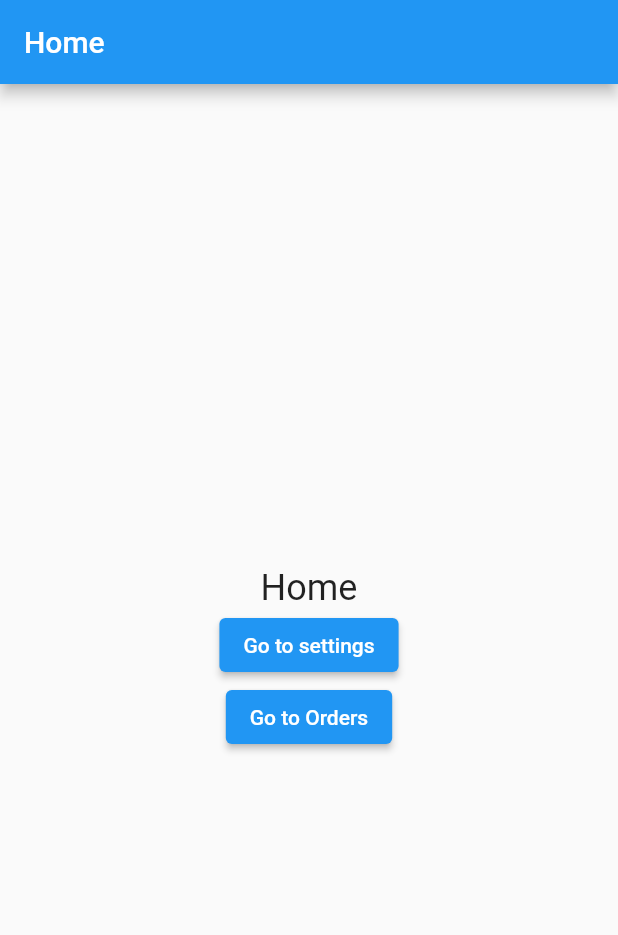
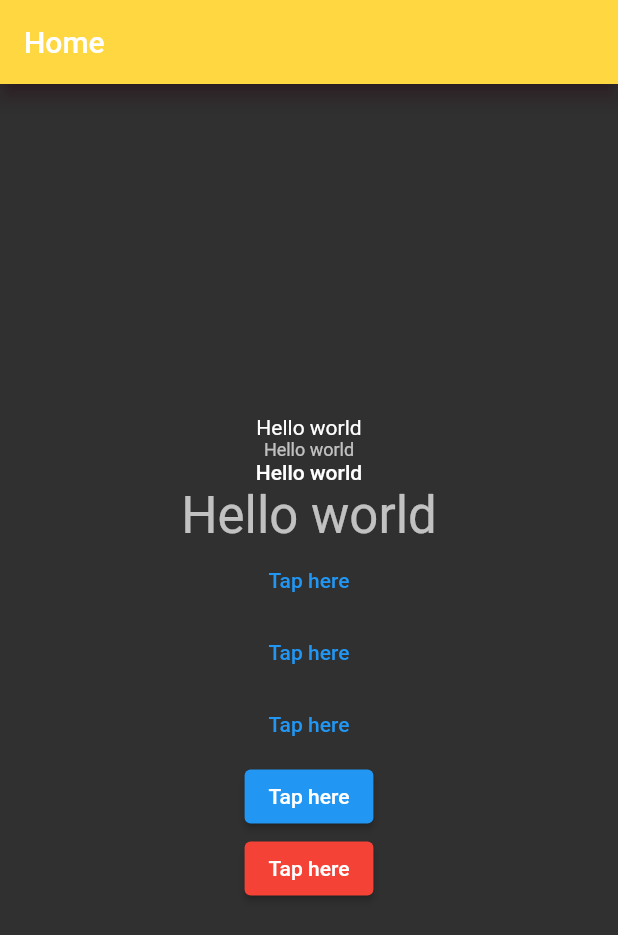
Before and after one commit to sayeedsaadman/first_step, a Flutter app: the screen it shows after launch, on a phone screen of 412 x 824 dp. Shown: the top 935 px of the screen. Run offline on Flutter 3.47's test engine with Material 2 defaults, Android fonts, the phone set to English and light mode, and no system bars.

```diff
--- a/lib/main.dart
+++ b/lib/main.dart
@@ -1,10 +1,7 @@
 import 'package:flutter/material.dart';
 
-/// Navigation - one page -> another page
-/// Navigator 1(Simple and Lengthy), 2 (complex)
-/// Routers Package -> Getx, GoRouter, Auto Route
-
-/// TODO : Stack, Queue, Navigator, Navigation
+/// TODO : Add text field theme
+/// TODO : Dark mode er jonno theme data add korben
 
 void main() {
   runApp(MyApp());
@@ -17,11 +14,63 @@ class MyApp extends StatelessWidget {
   Widget build(BuildContext context) {
     return MaterialApp(
       home: HomeScreen(),
+      theme: ThemeData(
+          elevatedButtonTheme: ElevatedButtonThemeData(
+            style: ElevatedButton.styleFrom(
+                foregroundColor: Colors.white,
+                backgroundColor: Colors.green,
+                padding: EdgeInsets.symmetric(horizontal: 16, vertical: 16),
+                shape: RoundedRectangleBorder(
+                    borderRadius: BorderRadius.circular(8)
+                ),
+                elevation: 5,
+                textStyle: TextStyle(
+                    fontSize: 16,
+                    fontWeight: FontWeight.bold,
+                    letterSpacing: 0.6,
+                    wordSpacing: 0.5
+                )
+            ),
+          ),
+          textButtonTheme: TextButtonThemeData(
+              style: TextButton.styleFrom(
+                  textStyle: TextStyle(
+                      fontSize: 20,
+                      fontWeight: FontWeight.w600
+                  ),
+                  foregroundColor: Colors.deepOrange
+              )
+          ),
+          appBarTheme: AppBarTheme(
+              backgroundColor: Colors.pink,
+              elevation: 5,
+              shadowColor: Colors.green
+          ),
+          textTheme: TextTheme(
+            bodyMedium: TextStyle(
+                fontSize: 18
+            ),
+            bodySmall: TextStyle(
+                fontSize: 10
+            ),
+            bodyLarge: TextStyle(
+                fontSize: 22
+            ),
+          )
+      ),
+      darkTheme: ThemeData(
+        brightness: Brightness.dark,
+        appBarTheme: AppBarTheme(
+            backgroundColor: Colors.amberAccent,
+            elevation: 5,
+            shadowColor: Color(0xFF510622)
+        ),
+      ),
+      themeMode: ThemeMode.dark,
     );
   }
 }
 
-/// Route
 class HomeScreen extends StatelessWidget {
   const HomeScreen({super.key});
 
@@ -35,39 +84,19 @@ class HomeScreen extends StatelessWidget {
         child: Column(
           mainAxisAlignment: MainAxisAlignment.center,
           children: [
-            Text(
-              'Home',
-              style: TextStyle(fontSize: 24),
-            ),
+            Text('Hello world',),
+            Text('Hello world', style: Theme.of(context).textTheme.bodySmall,),
+            Text('Hello world', style: Theme.of(context).textTheme.bodyLarge,),
+            Text('Hello world', style: Theme.of(context).textTheme.headlineMedium,),
+            TextButton(onPressed: () {}, child: Text('Tap here'),),
+            TextButton(onPressed: () {}, child: Text('Tap here'),),
+            TextButton(onPressed: () {}, child: Text('Tap here'),),
             ElevatedButton(
-              onPressed: () {
-                /// Navigation - Route home -> Route settings
-                /// Navigator
-                /// Navigator.typeOfNavigation(currentLocation, Destination);
-                /// Navigation - Push, Pop(Back), replace, replaceAll, removeUntil
-                Navigator.push(
-                  context,
-                  MaterialPageRoute(
-                    builder: (context) => SettingsScreen(),
-                  ),
-                );
-              },
-              child: Text('Go to settings'),
-            ),
+              onPressed: () {}, child: Text('Tap here'),),
             ElevatedButton(
-              onPressed: () {
-                /// Navigation - Route home -> Route settings
-                /// Navigator
-                /// Navigator.typeOfNavigation(currentLocation, Destination);
-                /// Navigation - Push, Pop(Back), replace, replaceAll, removeUntil
-                Navigator.push(
-                  context,
-                  MaterialPageRoute(
-                    builder: (context) => OrdersScreen(),
-                  ),
-                );
-              },
-              child: Text('Go to Orders'),
+              style: ElevatedButton.styleFrom(backgroundColor: Colors.red),
+              onPressed: () {},
+              child: Text('Tap here'),
             ),
           ],
         ),
@@ -75,79 +104,3 @@ class HomeScreen extends StatelessWidget {
     );
   }
 }
-
-/// Route
-class SettingsScreen extends StatelessWidget {
-  const SettingsScreen({super.key});
-
-  @override
-  Widget build(BuildContext context) {
-    return Scaffold(
-      appBar: AppBar(
-        title: Text('Settings'),
-      ),
-      body: Center(
-        child: Column(
-          mainAxisAlignment: MainAxisAlignment.center,
-          children: [
-            Text(
-              'Settings',
-              style: TextStyle(fontSize: 24),
-            ),
-            ElevatedButton(
-              onPressed: () {
-                Navigator.pushAndRemoveUntil(context,
-                  MaterialPageRoute(builder: (context) => HomeScreen()),
-                      (route) => false,
-                );
-              },
-              child: Text('Home'),
-            )
-          ],
-        ),
-      ),
-    );
-  }
-}
-
-/// Route
-class OrdersScreen extends StatelessWidget {
-  const OrdersScreen({super.key});
-
-  @override
-  Widget build(BuildContext context) {
-    return Scaffold(
-      appBar: AppBar(
-        title: Text('Orders'),
-      ),
-      body: Center(
-        child: Column(
-          mainAxisAlignment: MainAxisAlignment.center,
-          children: [
-            Text(
-              'Orders',
-              style: TextStyle(fontSize: 24),
-            ),
-            TextButton(
-              onPressed: () {
-                Navigator.pushReplacement(
-                  context,
-                  MaterialPageRoute(
-                    builder: (context) => SettingsScreen(),
-                  ),
-                );
-              },
-              child: Text('Go to settings'),
-            ),
-            TextButton(
-              onPressed: () {
-                Navigator.pop(context);
-              },
-              child: Text('Back to home'),
-            )
-          ],
-        ),
-      ),
-    );
-  }
-}
```
